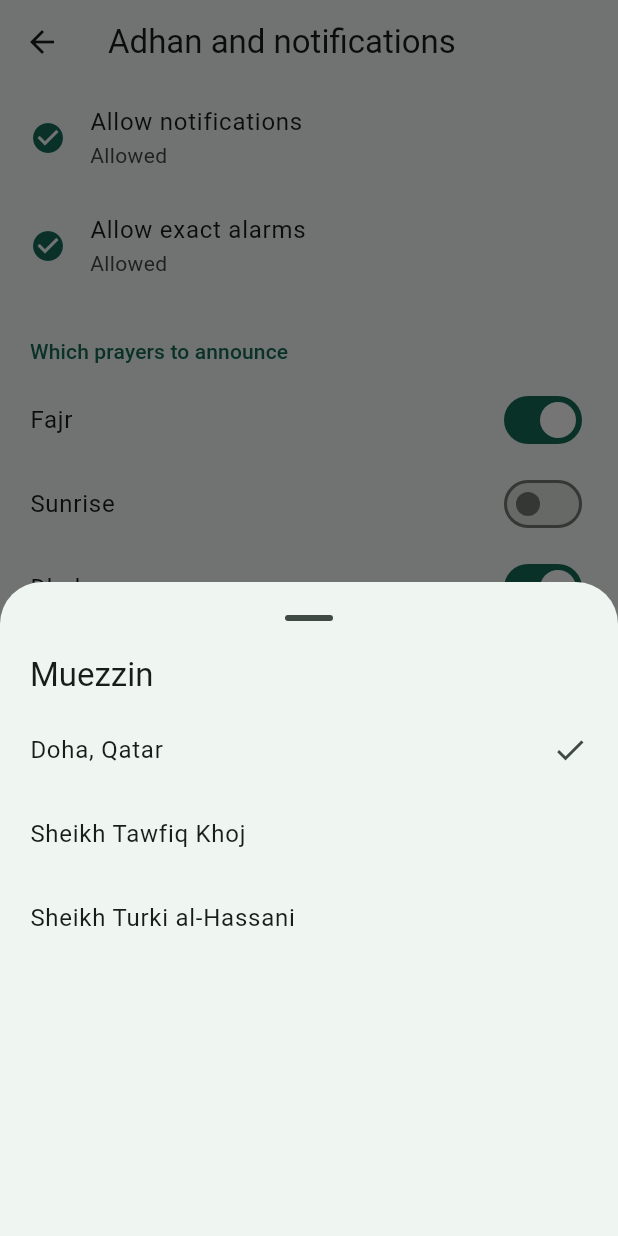
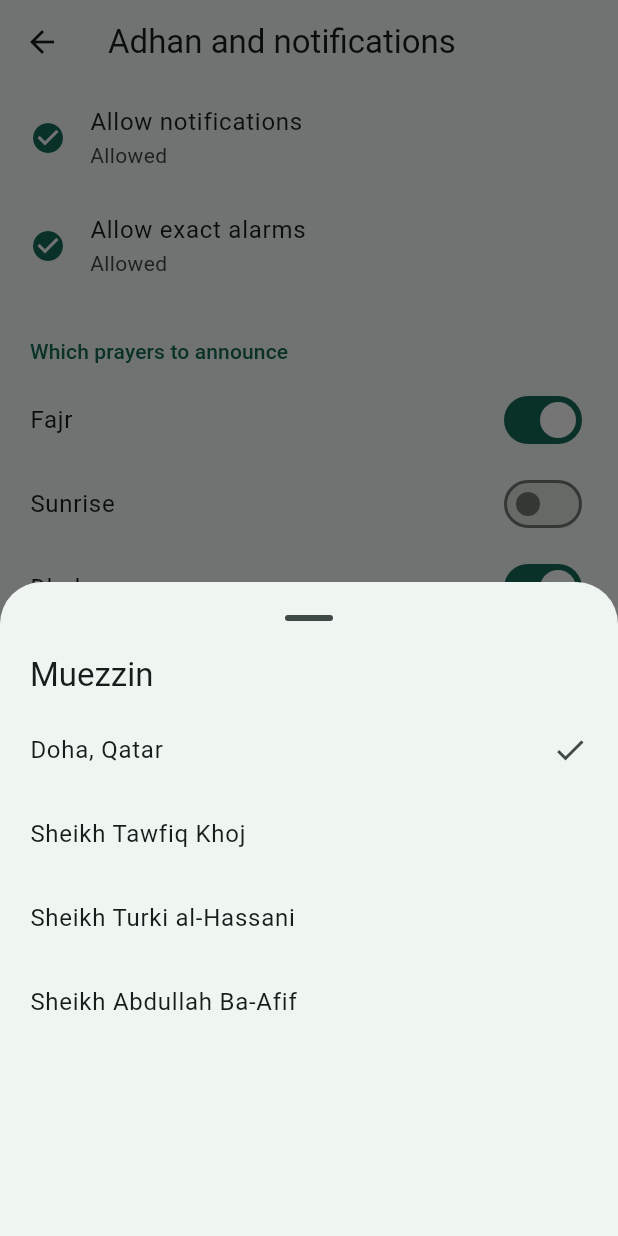
Before and after one commit to nwctr1nity/MyFaith, a Flutter app: the NotificationsScreen screen opened directly, after a tap on "Muezzin", on a phone screen of 412 x 824 dp. Run offline on Flutter 3.47's test engine with Material 3 defaults, Android fonts, the phone set to English and light mode, and no system bars; our stand-ins replace flutter_compass, flutter_local_notifications, flutter_riverpod, flutter_timezone, geolocator, hijri and 5 more; missing offline and left inert: adhan_dart; accounts and stored records are empty; statements that could not run were skipped.

Commit message:
Bring back the adhan of Sheikh Abdullah Ba-Afif as a choice
Co-Authored-By: Claude Fable 5.2 <noreply@anthropic.com>
Claude-Session: https://claude.ai/code/session_01B8Ug9366CVfvu2TyTToFeS

```diff
--- a/lib/core/content/muezzins.dart
+++ b/lib/core/content/muezzins.dart
@@ -61,6 +61,16 @@ const muezzins = <Muezzin>[
     fajr: 'azan_turki_fajr',
     other: 'azan_turki',
   ),
+  Muezzin(
+    id: 'baafif',
+    names: {
+      'ru': 'Шейх Абдулла Ба-Афиф',
+      'en': 'Sheikh Abdullah Ba-Afif',
+      'ar': 'الشيخ عبد الله باعفيف',
+    },
+    fajr: 'azan_baafif_fajr',
+    other: 'azan_baafif',
+  ),
 ];
 
 Muezzin muezzinById(String? id) =>
--- a/lib/l10n/app_ar.arb
+++ b/lib/l10n/app_ar.arb
@@ -183,7 +183,7 @@
   "sourcesQuran": "نص القرآن: مجمع الملك فهد، الرسم العثماني برواية حفص. الترجمات: إلمير قولييف (الروسية)، صحيح إنترناشيونال (الإنجليزية). التفسير: المختصر، مركز تفسير للدراسات القرآنية.",
   "sourcesHadith": "الحديث: صحيح البخاري. الترجمة الإنجليزية لمحسن خان والروسية لعبد الله نيرشا. يُختار حديث اليوم تلقائيًا من الأحاديث القصيرة.",
   "sourcesOther": "مواقيت الصلاة: adhan_dart. المدن: GeoNames، CC BY 4.0. الخط العربي: Amiri Quran برخصة SIL Open Font. جُمعت البيانات من المشاريع المفتوحة quran-api و hadith-api و tafsir_api. الترجمات ملك لأصحابها وتُستخدم هنا للقراءة الشخصية غير التجارية. النطق بالحروف اللاتينية من quran-api. ألوان التجويد يستخرجها التطبيق من علامات الرسم العثماني ولا تغني عن التلقي من معلم. التلاوات تُبث من everyayah.com وتحتاج إلى الإنترنت.",
-  "sourcesAdhan": "الأذان: تسجيلات من الدوحة (قطر) بين عامي 2013 و2014 (أرشيف الإنترنت، ملكية عامة)، وأذان الشيخ توفيق خوج والشيخ تركي الحسني.",
+  "sourcesAdhan": "الأذان: تسجيلات من الدوحة (قطر) بين عامي 2013 و2014 (أرشيف الإنترنت، ملكية عامة)، وأذان الشيخ توفيق خوج والشيخ تركي الحسني والشيخ عبد الله بن أحمد بن عبد الرحمن باعفيف.",
   "muezzin": "المؤذن",
   "channelAdhanFajr": "أذان الفجر",
   "testAdhanFajr": "تشغيل أذان الفجر",
--- a/lib/l10n/app_en.arb
+++ b/lib/l10n/app_en.arb
@@ -339,7 +339,7 @@
   "sourcesQuran": "Quran text: King Fahd Complex, Uthmani script, Hafs. Translations: Elmir Kuliev (Russian), Saheeh International (English). Tafsir: Al-Mukhtasar, Tafsir Center for Quranic Studies.",
   "sourcesHadith": "Hadith: Sahih al-Bukhari. English by Muhsin Khan, Russian by Abdullah Nirsha. The hadith of the day is picked automatically from the shorter narrations.",
   "sourcesOther": "Prayer times: adhan_dart. Cities: GeoNames, CC BY 4.0. Arabic font: Amiri Quran, SIL Open Font License. Data collected from the open projects quran-api, hadith-api and tafsir_api. The translations belong to their authors and are used here for personal, non-commercial reading. Transliteration: quran-api (Latin); the Cyrillic one is derived from it automatically and is only a reading aid. Tajweed colours are derived by the app from the marks of the Uthmani text and do not replace learning with a teacher. Recitations are streamed from everyayah.com and need an internet connection. Dhikr, dua and the 99 names give their hadith sources on each card.",
-  "sourcesAdhan": "Adhan: recordings from Doha, Qatar, made in 2013–2014 (Internet Archive, public domain), and the adhans of Sheikh Tawfiq Khoj and Sheikh Turki al-Hassani.",
+  "sourcesAdhan": "Adhan: recordings from Doha, Qatar, made in 2013–2014 (Internet Archive, public domain), and the adhans of Sheikh Tawfiq Khoj, Sheikh Turki al-Hassani and Sheikh Abdullah ibn Ahmad ibn Abdurrahman Ba-Afif.",
   "muezzin": "Muezzin",
   "channelAdhanFajr": "Fajr adhan",
   "testAdhanFajr": "Play the Fajr adhan",
--- a/lib/l10n/app_localizations.dart
+++ b/lib/l10n/app_localizations.dart
@@ -1201,7 +1201,7 @@ abstract class AppLocalizations {
   /// No description provided for @sourcesAdhan.
   ///
   /// In en, this message translates to:
-  /// **'Adhan: recordings from Doha, Qatar, made in 2013–2014 (Internet Archive, public domain), and the adhans of Sheikh Tawfiq Khoj and Sheikh Turki al-Hassani.'**
+  /// **'Adhan: recordings from Doha, Qatar, made in 2013–2014 (Internet Archive, public domain), and the adhans of Sheikh Tawfiq Khoj, Sheikh Turki al-Hassani and Sheikh Abdullah ibn Ahmad ibn Abdurrahman Ba-Afif.'**
   String get sourcesAdhan;
 
   /// No description provided for @muezzin.
--- a/lib/l10n/app_localizations_ar.dart
+++ b/lib/l10n/app_localizations_ar.dart
@@ -612,7 +612,7 @@ class AppLocalizationsAr extends AppLocalizations {
 
   @override
   String get sourcesAdhan =>
-      'الأذان: تسجيلات من الدوحة (قطر) بين عامي 2013 و2014 (أرشيف الإنترنت، ملكية عامة)، وأذان الشيخ توفيق خوج والشيخ تركي الحسني.';
+      'الأذان: تسجيلات من الدوحة (قطر) بين عامي 2013 و2014 (أرشيف الإنترنت، ملكية عامة)، وأذان الشيخ توفيق خوج والشيخ تركي الحسني والشيخ عبد الله بن أحمد بن عبد الرحمن باعفيف.';
 
   @override
   String get muezzin => 'المؤذن';
--- a/lib/l10n/app_localizations_en.dart
+++ b/lib/l10n/app_localizations_en.dart
@@ -620,7 +620,7 @@ class AppLocalizationsEn extends AppLocalizations {
 
   @override
   String get sourcesAdhan =>
-      'Adhan: recordings from Doha, Qatar, made in 2013–2014 (Internet Archive, public domain), and the adhans of Sheikh Tawfiq Khoj and Sheikh Turki al-Hassani.';
+      'Adhan: recordings from Doha, Qatar, made in 2013–2014 (Internet Archive, public domain), and the adhans of Sheikh Tawfiq Khoj, Sheikh Turki al-Hassani and Sheikh Abdullah ibn Ahmad ibn Abdurrahman Ba-Afif.';
 
   @override
   String get muezzin => 'Muezzin';
--- a/lib/l10n/app_localizations_ru.dart
+++ b/lib/l10n/app_localizations_ru.dart
@@ -621,7 +621,7 @@ class AppLocalizationsRu extends AppLocalizations {
 
   @override
   String get sourcesAdhan =>
-      'Азан: записи из Дохи (Катар), сделанные в 2013–2014 годах (Internet Archive, общественное достояние), а также азаны шейха Тауфика Ходжа и шейха Турки аль-Хасани.';
+      'Азан: записи из Дохи (Катар), сделанные в 2013–2014 годах (Internet Archive, общественное достояние), а также азаны шейха Тауфика Ходжа, шейха Турки аль-Хасани и шейха Абдуллы ибн Ахмада ибн Абдуррахмана Ба-Афифа.';
 
   @override
   String get muezzin => 'Муэдзин';
--- a/lib/l10n/app_ru.arb
+++ b/lib/l10n/app_ru.arb
@@ -183,7 +183,7 @@
   "sourcesQuran": "Текст Корана: Комплекс имени короля Фахда, усманское письмо, чтение Хафса. Переводы: Эльмир Кулиев (русский), Saheeh International (английский). Тафсир: «Аль-Мухтасар», Центр коранических исследований «Тафсир».",
   "sourcesHadith": "Хадисы: Сахих аль-Бухари. Английский перевод Мухсина Хана, русский Абдуллы Нирши. Хадис дня выбирается автоматически из коротких хадисов.",
   "sourcesOther": "Время молитвы: adhan_dart. Города: GeoNames, CC BY 4.0. Арабский шрифт: Amiri Quran, SIL Open Font License. Данные собраны из открытых проектов quran-api, hadith-api и tafsir_api. Переводы принадлежат их авторам и используются здесь для личного некоммерческого чтения. Транскрипция: quran-api (латиница), кириллица получена из неё автоматически и служит только подсказкой для чтения. Цвета таджвида приложение выводит из знаков усманского письма, они не заменяют обучение с учителем. Записи чтецов загружаются с everyayah.com, для них нужен интернет. У зикров и дуа источник указан на каждой карточке.",
-  "sourcesAdhan": "Азан: записи из Дохи (Катар), сделанные в 2013–2014 годах (Internet Archive, общественное достояние), а также азаны шейха Тауфика Ходжа и шейха Турки аль-Хасани.",
+  "sourcesAdhan": "Азан: записи из Дохи (Катар), сделанные в 2013–2014 годах (Internet Archive, общественное достояние), а также азаны шейха Тауфика Ходжа, шейха Турки аль-Хасани и шейха Абдуллы ибн Ахмада ибн Абдуррахмана Ба-Афифа.",
   "muezzin": "Муэдзин",
   "channelAdhanFajr": "Азан на фаджр",
   "testAdhanFajr": "Включить азан фаджра",
```
Also changed, not shown: 2 other files.
